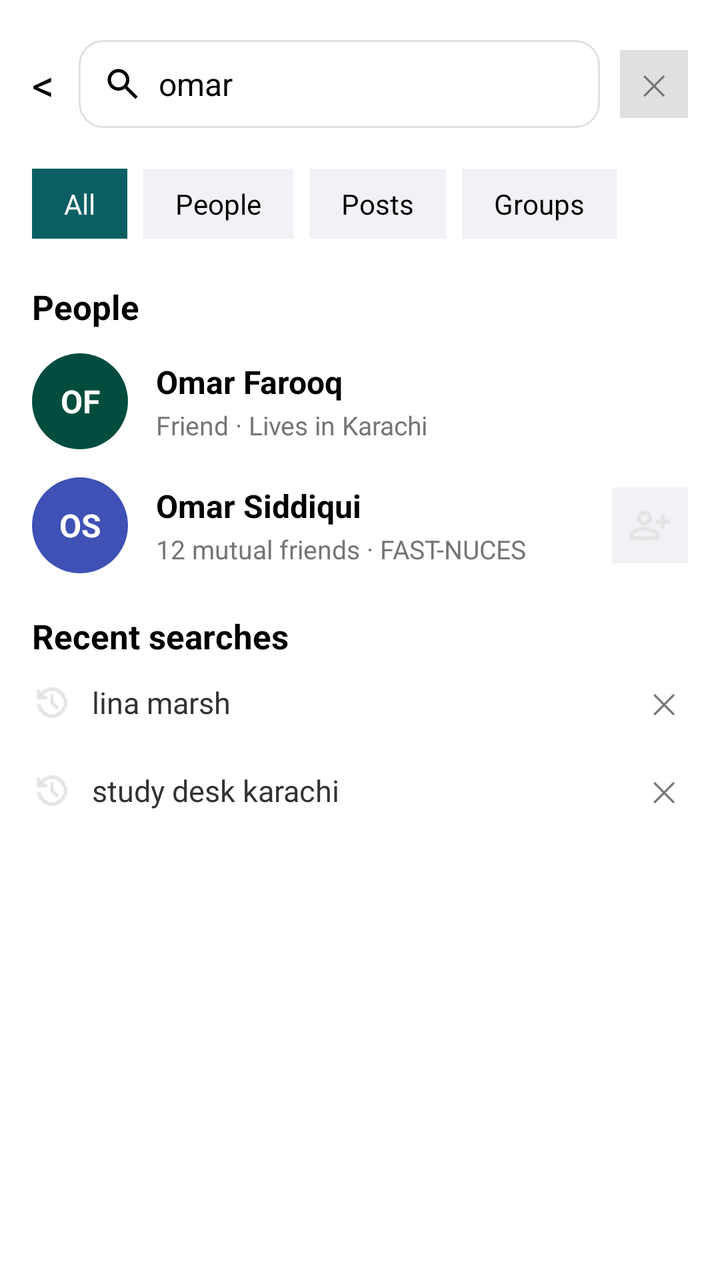
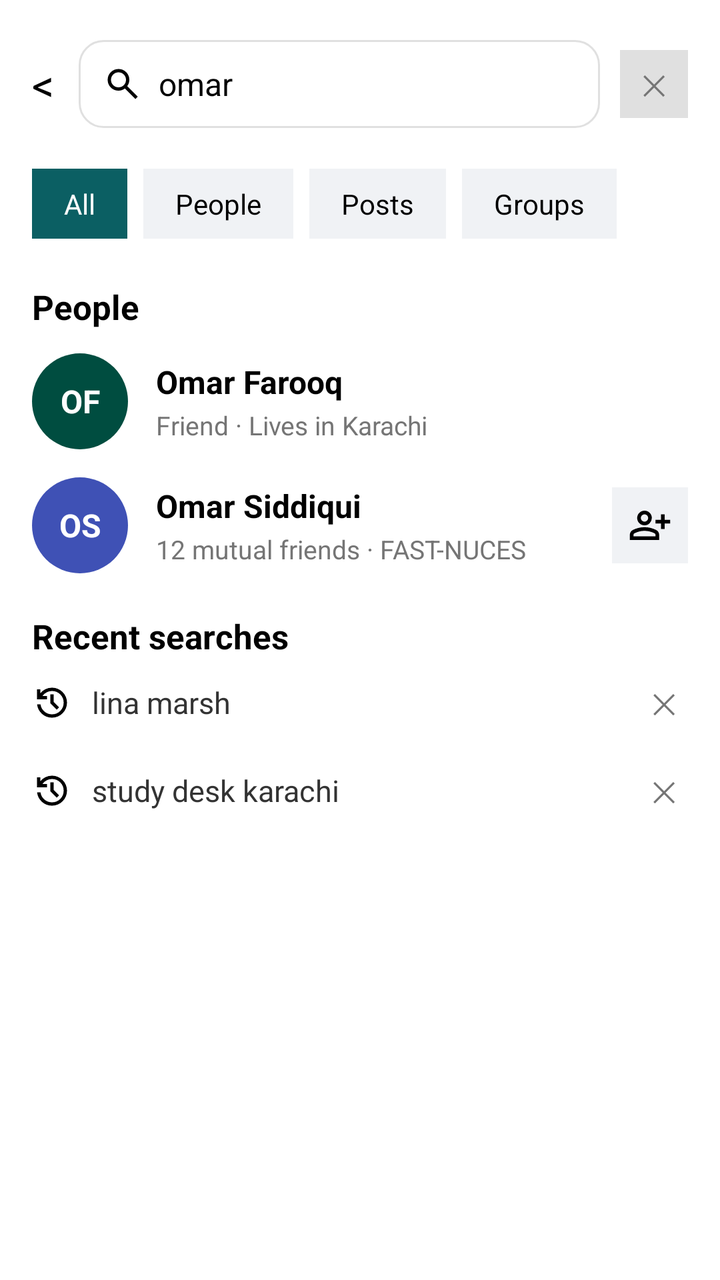

Screens rendered from an Android XML layout before and after an edit, with the pre-edit source and the edit as a unified diff.
<!-- AndroidManifest.xml: application theme Theme.I230720_SMD_Assignment1 -->
<!-- res/layout/search.xml -->
<?xml version="1.0" encoding="utf-8"?>
<LinearLayout xmlns:android="http://schemas.android.com/apk/res/android"
    android:layout_width="match_parent"
    android:layout_height="match_parent"
    android:background="#FFFFFF"
    android:orientation="vertical"
    android:padding="16dp">

    <LinearLayout
        android:layout_width="match_parent"
        android:layout_height="52dp"
        android:gravity="center_vertical">

        <TextView
            android:id="@+id/btnBack"
            android:layout_width="wrap_content"
            android:layout_height="wrap_content"
            android:text="&lt;"
            android:textColor="#000000"
            android:textSize="22sp" />

        <LinearLayout
            android:layout_width="0dp"
            android:layout_height="44dp"
            android:layout_marginStart="12dp"
            android:layout_weight="1"
            android:background="@drawable/rounded_card"
            android:gravity="center_vertical"
            android:paddingStart="12dp"
            android:paddingEnd="12dp">

            <ImageView
                android:id="@+id/ivSearchIcon"
                android:layout_width="20dp"
                android:layout_height="20dp"
                android:contentDescription="Search Icon"
                android:src="@drawable/search" />

            <TextView
                android:layout_width="wrap_content"
                android:layout_height="wrap_content"
                android:layout_marginStart="8dp"
                android:text="omar"
                android:textColor="#000000"
                android:textSize="16sp" />
        </LinearLayout>

        <TextView
            android:layout_width="34dp"
            android:layout_height="34dp"
            android:layout_marginStart="10dp"
            android:background="#E0E0E0"
            android:gravity="center"
            android:text="✕"
            android:textColor="#757575"
            android:textSize="14sp" />
    </LinearLayout>

    <LinearLayout
        android:layout_width="match_parent"
        android:layout_height="44dp"
        android:layout_marginTop="12dp"
        android:gravity="center_vertical">

        <TextView
            android:layout_width="wrap_content"
            android:layout_height="wrap_content"
            android:background="@color/teal"
            android:paddingStart="16dp"
            android:paddingTop="8dp"
            android:paddingEnd="16dp"
            android:paddingBottom="8dp"
            android:text="All"
            android:textColor="#FFFFFF"
            android:textSize="14sp" />

        <TextView
            android:layout_width="wrap_content"
            android:layout_height="wrap_content"
            android:layout_marginStart="8dp"
            android:background="#F0F2F5"
            android:paddingStart="16dp"
            android:paddingTop="8dp"
            android:paddingEnd="16dp"
            android:paddingBottom="8dp"
            android:text="People"
            android:textColor="#000000"
            android:textSize="14sp" />

        <TextView
            android:layout_width="wrap_content"
            android:layout_height="wrap_content"
            android:layout_marginStart="8dp"
            android:background="#F0F2F5"
            android:paddingStart="16dp"
            android:paddingTop="8dp"
            android:paddingEnd="16dp"
            android:paddingBottom="8dp"
            android:text="Posts"
            android:textColor="#000000"
            android:textSize="14sp" />

        <TextView
            android:layout_width="wrap_content"
            android:layout_height="wrap_content"
            android:layout_marginStart="8dp"
            android:background="#F0F2F5"
            android:paddingStart="16dp"
            android:paddingTop="8dp"
            android:paddingEnd="16dp"
            android:paddingBottom="8dp"
            android:text="Groups"
            android:textColor="#000000"
            android:textSize="14sp" />
    </LinearLayout>

    <TextView
        android:layout_width="wrap_content"
        android:layout_height="wrap_content"
        android:layout_marginTop="18dp"
        android:text="People"
        android:textColor="#000000"
        android:textSize="17sp"
        android:textStyle="bold" />

    <LinearLayout
        android:id="@+id/btnUserResult"
        android:layout_width="match_parent"
        android:layout_height="wrap_content"
        android:layout_marginTop="12dp"
        android:gravity="center_vertical">

        <TextView
            android:layout_width="48dp"
            android:layout_height="48dp"
            android:background="@drawable/avatar_circle"
            android:backgroundTint="#004D40"
            android:gravity="center"
            android:text="OF"
            android:textColor="#FFFFFF"
            android:textSize="16sp"
            android:textStyle="bold" />

        <LinearLayout
            android:layout_width="0dp"
            android:layout_height="wrap_content"
            android:layout_marginStart="14dp"
            android:layout_weight="1"
            android:orientation="vertical">

            <TextView
                android:layout_width="wrap_content"
                android:layout_height="wrap_content"
                android:text="Omar Farooq"
                android:textColor="#000000"
                android:textSize="16sp"
                android:textStyle="bold" />

            <TextView
                android:layout_width="wrap_content"
                android:layout_height="wrap_content"
                android:layout_marginTop="2dp"
                android:text="Friend · Lives in Karachi"
                android:textColor="#757575"
                android:textSize="13sp" />
        </LinearLayout>
    </LinearLayout>

    <LinearLayout
        android:layout_width="match_parent"
        android:layout_height="wrap_content"
        android:layout_marginTop="14dp"
        android:gravity="center_vertical">

        <TextView
            android:layout_width="48dp"
            android:layout_height="48dp"
            android:background="@drawable/avatar_circle"
            android:backgroundTint="#3F51B5"
            android:gravity="center"
            android:text="OS"
            android:textColor="#FFFFFF"
            android:textSize="16sp"
            android:textStyle="bold" />

        <LinearLayout
            android:layout_width="0dp"
            android:layout_height="wrap_content"
            android:layout_marginStart="14dp"
            android:layout_weight="1"
            android:orientation="vertical">

            <TextView
                android:layout_width="wrap_content"
                android:layout_height="wrap_content"
                android:text="Omar Siddiqui"
                android:textColor="#000000"
                android:textSize="16sp"
                android:textStyle="bold" />

            <TextView
                android:layout_width="wrap_content"
                android:layout_height="wrap_content"
                android:layout_marginTop="2dp"
                android:text="12 mutual friends · FAST-NUCES"
                android:textColor="#757575"
                android:textSize="13sp" />
        </LinearLayout>

        <ImageView
            android:id="@+id/ivAddFriend"
            android:layout_width="38dp"
            android:layout_height="38dp"
            android:background="#F0F2F5"
            android:contentDescription="Add Friend"
            android:padding="8dp"
            android:src="@drawable/add_friend" />
    </LinearLayout>

    <TextView
        android:layout_width="wrap_content"
        android:layout_height="wrap_content"
        android:layout_marginTop="20dp"
        android:text="Recent searches"
        android:textColor="#000000"
        android:textSize="17sp"
        android:textStyle="bold" />

    <LinearLayout
        android:layout_width="match_parent"
        android:layout_height="44dp"
        android:gravity="center_vertical">

        <ImageView
            android:id="@+id/ivRecentHistory1"
            android:layout_width="20dp"
            android:layout_height="20dp"
            android:contentDescription="Recent Search Icon"
            android:src="@drawable/memories" />

        <TextView
            android:layout_width="wrap_content"
            android:layout_height="wrap_content"
            android:layout_marginStart="10dp"
            android:text="lina marsh"
            android:textColor="#333333"
            android:textSize="15sp" />

        <View
            android:layout_width="0dp"
            android:layout_height="1dp"
            android:layout_weight="1" />

        <TextView
            android:layout_width="wrap_content"
            android:layout_height="wrap_content"
            android:padding="6dp"
            android:text="✕"
            android:textColor="#757575"
            android:textSize="14sp" />
    </LinearLayout>

    <LinearLayout
        android:layout_width="match_parent"
        android:layout_height="44dp"
        android:gravity="center_vertical">

        <ImageView
            android:id="@+id/ivRecentHistory2"
            android:layout_width="20dp"
            android:layout_height="20dp"
            android:contentDescription="Recent Search Icon"
            android:src="@drawable/memories" />

        <TextView
            android:layout_width="wrap_content"
            android:layout_height="wrap_content"
            android:layout_marginStart="10dp"
            android:text="study desk karachi"
            android:textColor="#333333"
            android:textSize="15sp" />

        <View
            android:layout_width="0dp"
            android:layout_height="1dp"
            android:layout_weight="1" />

        <TextView
            android:layout_width="wrap_content"
            android:layout_height="wrap_content"
            android:padding="6dp"
            android:text="✕"
            android:textColor="#757575"
            android:textSize="14sp" />
    </LinearLayout>

</LinearLayout>
<!-- resources referenced by this layout -->
<resources>
  <color name="teal">#0b5f63</color>
  <!-- drawable add_friend: png bitmap (drawable, 464 bytes) -->
  <!-- drawable avatar_circle (drawable) -->
  <?xml version="1.0" encoding="utf-8"?>
  <shape xmlns:android="http://schemas.android.com/apk/res/android"
      android:shape="oval">
      <solid android:color="#ffffff" />
  </shape>
  <!-- drawable memories: png bitmap (drawable, 608 bytes) -->
  <!-- drawable rounded_card (drawable) -->
  <?xml version="1.0" encoding="utf-8"?>
  <shape xmlns:android="http://schemas.android.com/apk/res/android"
      android:shape="rectangle">
      <solid android:color="#FFFFFF" />
      <corners android:radius="12dp" />
      <stroke android:width="1dp" android:color="#E0E0E0" />
  </shape>
  <!-- drawable search: png bitmap (drawable, 439 bytes) -->
  <style name="Theme.I230720_SMD_Assignment1" parent="Base.Theme.I230720_SMD_Assignment1" />
  <style name="Base.Theme.I230720_SMD_Assignment1" parent="Theme.Material3.DayNight.NoActionBar">
          
          
      </style>
</resources>

<!-- the commit's change to res/layout/search.xml (unified diff, before → after) -->
@@ -214,7 +214,7 @@
             android:background="#F0F2F5"
             android:contentDescription="Add Friend"
             android:padding="8dp"
-            android:src="@drawable/add_friend" />
+            android:src="@drawable/person_add" />
     </LinearLayout>
 
     <TextView
@@ -236,7 +236,7 @@
             android:layout_width="20dp"
             android:layout_height="20dp"
             android:contentDescription="Recent Search Icon"
-            android:src="@drawable/memories" />
+            android:src="@drawable/history" />
 
         <TextView
             android:layout_width="wrap_content"
@@ -270,7 +270,7 @@
             android:layout_width="20dp"
             android:layout_height="20dp"
             android:contentDescription="Recent Search Icon"
-            android:src="@drawable/memories" />
+            android:src="@drawable/history" />
 
         <TextView
             android:layout_width="wrap_content"
<!-- resource entries referenced after the edit -->
@@ -1,14 +1,30 @@
 <!-- resources referenced by this layout -->
 <resources>
   <color name="teal">#0b5f63</color>
-  <!-- drawable add_friend: png bitmap (drawable, 464 bytes) -->
   <!-- drawable avatar_circle (drawable) -->
   <?xml version="1.0" encoding="utf-8"?>
   <shape xmlns:android="http://schemas.android.com/apk/res/android"
       android:shape="oval">
       <solid android:color="#ffffff" />
   </shape>
-  <!-- drawable memories: png bitmap (drawable, 608 bytes) -->
+  <!-- drawable history (drawable) -->
+  <vector xmlns:android="http://schemas.android.com/apk/res/android"
+      android:width="24dp"
+      android:height="24dp"
+      android:viewportWidth="24"
+      android:viewportHeight="24">
+      <path android:fillColor="@android:color/black"
+          android:pathData="M12,21q-3.45,0-6.01-2.29Q3.43,16.43 3.05,13H5.1q0.35,2.6 2.31,4.3T12,19q2.93,0 4.96-2.04Q19,14.93 19,12q0-2.93-2.04-4.96T12,5Q10.28,5 8.78,5.8T6.25,8H9v2H3V4H5V6.35q1.28-1.6 3.11-2.47T12,3q1.88,0 3.51,0.71t2.85,1.93t1.93,2.85T21,12t-0.71,3.51t-1.93,2.85t-2.85,1.93T12,21Zm2.8-4.8L11,12.4V7h2v4.6l3.2,3.2l-1.4,1.4Z"/>
+  </vector>
+  <!-- drawable person_add (drawable) -->
+  <vector xmlns:android="http://schemas.android.com/apk/res/android"
+      android:width="24dp"
+      android:height="24dp"
+      android:viewportWidth="24"
+      android:viewportHeight="24">
+      <path android:fillColor="@android:color/black"
+          android:pathData="M18,14V11H15V9h3V6h2V9h3v2H20v3H18ZM6.18,10.83Q5,9.65 5,8T6.18,5.18T9,4t2.83,1.18T13,8t-1.17,2.82T9,12T6.18,10.83ZM1,20V17.2q0-0.85 0.44-1.56q0.44-0.71 1.16-1.09q1.55-0.78 3.15-1.16T9,13t3.25,0.39t3.15,1.16q0.72,0.38 1.16,1.09T17,17.2V20H1Zm2-2H15V17.2q0-0.27-0.14-0.5q-0.14-0.22-0.36-0.35q-1.35-0.68-2.72-1.01T9,15T6.23,15.34T3.5,16.35Q3.28,16.48 3.14,16.7Q3,16.93 3,17.2V18Zm7.41-8.59Q11,8.82 11,8T10.41,6.59T9,6Q8.18,6 7.59,6.59Q7,7.18 7,8T7.59,9.41T9,10q0.83,0 1.41-0.59ZM9,8ZM9,18Z"/>
+  </vector>
   <!-- drawable rounded_card (drawable) -->
   <?xml version="1.0" encoding="utf-8"?>
   <shape xmlns:android="http://schemas.android.com/apk/res/android"
@@ -17,7 +33,15 @@
       <corners android:radius="12dp" />
       <stroke android:width="1dp" android:color="#E0E0E0" />
   </shape>
-  <!-- drawable search: png bitmap (drawable, 439 bytes) -->
+  <!-- drawable search (drawable) -->
+  <vector xmlns:android="http://schemas.android.com/apk/res/android"
+      android:width="24dp"
+      android:height="24dp"
+      android:viewportWidth="24"
+      android:viewportHeight="24">
+      <path android:fillColor="@android:color/black"
+          android:pathData="M19.6,21l-6.3-6.3q-0.75,0.6-1.72,0.95T9.5,16q-2.72,0-4.61-1.89Q3,12.23 3,9.5Q3,6.77 4.89,4.89T9.5,3t4.61,1.89T16,9.5q0,1.1-0.35,2.07T14.7,13.3L21,19.6L19.6,21ZM9.5,14q1.88,0 3.19-1.31T14,9.5T12.69,6.31T9.5,5T6.31,6.31T5,9.5t1.31,3.19T9.5,14Z"/>
+  </vector>
   <style name="Theme.I230720_SMD_Assignment1" parent="Base.Theme.I230720_SMD_Assignment1" />
   <style name="Base.Theme.I230720_SMD_Assignment1" parent="Theme.Material3.DayNight.NoActionBar">
           
